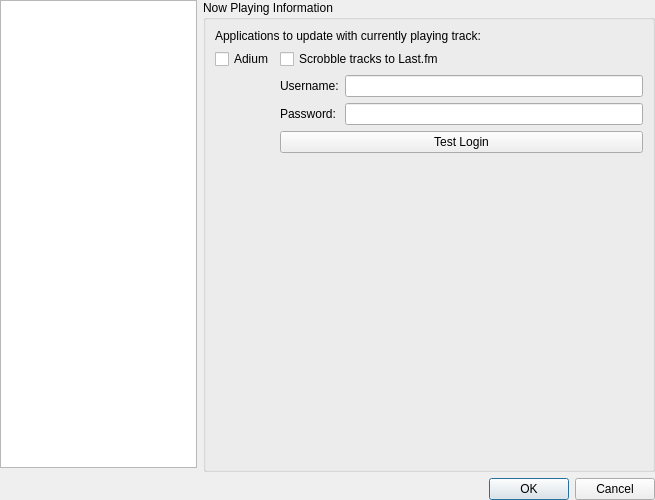
Qt form src/stackedsettingsdialog.ui (tomahawk-player/tomahawk) before a commit.
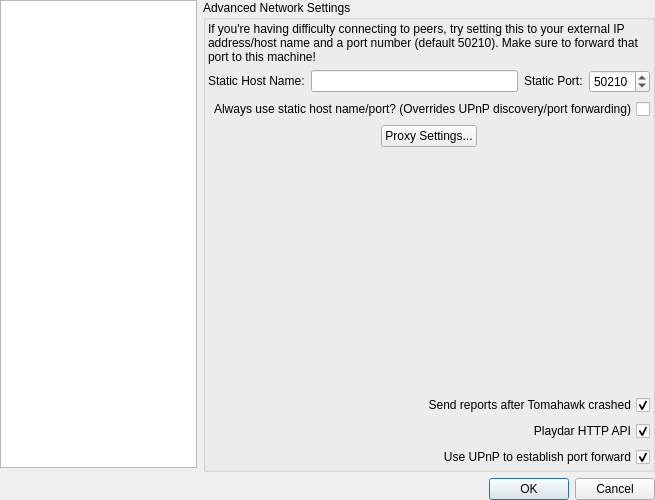
The same form after that commit. The open tabs and pages were chosen to show the change. Custom widgets are drawn as their Qt base class.

Commit message: Add a last.fm account w. resolver and infotype. Needs merging w/ attica still

Patch:
```diff
--- a/src/stackedsettingsdialog.ui
+++ b/src/stackedsettingsdialog.ui
@@ -221,119 +221,6 @@
          </item>
         </layout>
        </widget>
-       <widget class="QWidget" name="lastfmPage">
-        <layout class="QVBoxLayout" name="verticalLayout_7">
-         <property name="margin">
-          <number>0</number>
-         </property>
-         <item>
-          <widget class="QGroupBox" name="groupBox">
-           <property name="title">
-            <string>Now Playing Information</string>
-           </property>
-           <layout class="QVBoxLayout" name="verticalLayout_15">
-            <item>
-             <widget class="QLabel" name="label_6">
-              <property name="text">
-               <string>Applications to update with currently playing track:</string>
-              </property>
-             </widget>
-            </item>
-            <item>
-             <layout class="QHBoxLayout" name="horizontalLayout_3">
-              <item>
-               <layout class="QVBoxLayout" name="verticalLayout_6">
-                <item>
-                 <widget class="QCheckBox" name="checkBoxEnableAdium">
-                  <property name="text">
-                   <string>Adium</string>
-                  </property>
-                 </widget>
-                </item>
-                <item>
-                 <spacer name="verticalSpacer_2">
-                  <property name="orientation">
-                   <enum>Qt::Vertical</enum>
-                  </property>
-                  <property name="sizeHint" stdset="0">
-                   <size>
-                    <width>20</width>
-                    <height>40</height>
-                   </size>
-                  </property>
-                 </spacer>
-                </item>
-               </layout>
-              </item>
-              <item>
-               <layout class="QVBoxLayout" name="verticalLayout_2">
-                <item>
-                 <widget class="QCheckBox" name="checkBoxEnableLastfm">
-                  <property name="layoutDirection">
-                   <enum>Qt::LeftToRight</enum>
-                  </property>
-                  <property name="text">
-                   <string>Scrobble tracks to Last.fm</string>
-                  </property>
-                 </widget>
-                </item>
-                <item>
-                 <layout class="QGridLayout" name="gridLayout_3">
-                  <item row="0" column="0">
-                   <widget class="QLabel" name="label_3">
-                    <property name="text">
-                     <string>Username:</string>
-                    </property>
-                   </widget>
-                  </item>
-                  <item row="0" column="1">
-                   <widget class="QLineEdit" name="lineEditLastfmUsername"/>
-                  </item>
-                  <item row="1" column="0">
-                   <widget class="QLabel" name="label_4">
-                    <property name="text">
-                     <string>Password:</string>
-                    </property>
-                   </widget>
-                  </item>
-                  <item row="1" column="1">
-                   <widget class="QLineEdit" name="lineEditLastfmPassword">
-                    <property name="echoMode">
-                     <enum>QLineEdit::Password</enum>
-                    </property>
-                   </widget>
-                  </item>
-                 </layout>
-                </item>
-                <item>
-                 <widget class="QPushButton" name="pushButtonTestLastfmLogin">
-                  <property name="text">
-                   <string>Test Login</string>
-                  </property>
-                 </widget>
-                </item>
-                <item>
-                 <spacer name="verticalSpacer">
-                  <property name="orientation">
-                   <enum>Qt::Vertical</enum>
-                  </property>
-                  <property name="sizeHint" stdset="0">
-                   <size>
-                    <width>20</width>
-                    <height>40</height>
-                   </size>
-                  </property>
-                 </spacer>
-                </item>
-               </layout>
-              </item>
-             </layout>
-            </item>
-           </layout>
-          </widget>
-         </item>
-        </layout>
-       </widget>
        <widget class="QWidget" name="advancedPage">
         <layout class="QVBoxLayout" name="verticalLayout_3">
          <property name="margin">
```
Left out of the diff: 5 changed lines with no effect on the pictures. The commit also changes 27 other files.
